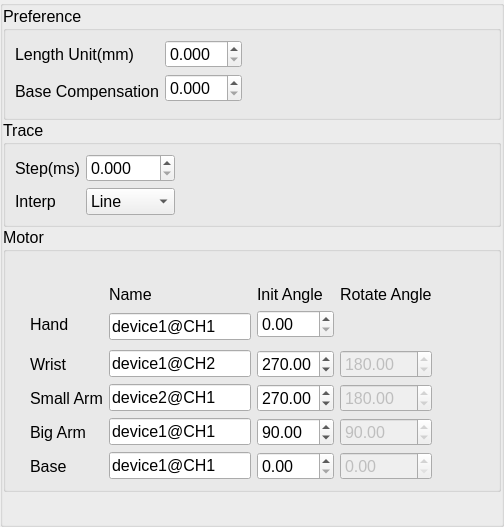
Qt form source/wnd/ui/sinanjupref.ui (ww4u/megarobostudio) before a commit.
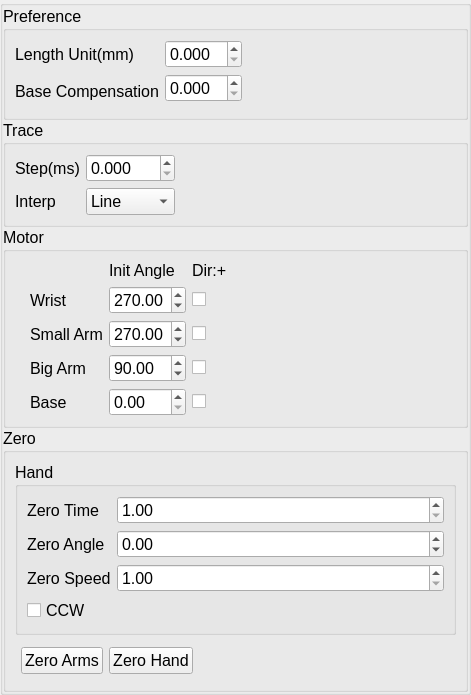
The same form after that commit. Icons and pictures are not drawn.

```diff
--- a/source/wnd/ui/sinanjupref.ui
+++ b/source/wnd/ui/sinanjupref.ui
@@ -6,8 +6,8 @@
    <rect>
     <x>0</x>
     <y>0</y>
-    <width>504</width>
-    <height>527</height>
+    <width>471</width>
+    <height>563</height>
    </rect>
   </property>
   <property name="maximumSize">
@@ -184,93 +184,28 @@
          <string>Motor</string>
         </property>
         <layout class="QGridLayout" name="gridLayout">
-         <item row="8" column="1">
-          <widget class="QLabel" name="label_7">
+         <item row="2" column="4">
+          <widget class="QCheckBox" name="chkInvWrist">
            <property name="text">
-            <string>Base</string>
+            <string/>
            </property>
           </widget>
          </item>
-         <item row="7" column="1">
-          <widget class="QLabel" name="label_6">
+         <item row="0" column="4">
+          <widget class="QLabel" name="label_2">
            <property name="text">
-            <string>Big Arm</string>
+            <string>Dir:+</string>
            </property>
           </widget>
          </item>
-         <item row="8" column="2">
-          <widget class="QLineEdit" name="lineEdit_6">
-           <property name="text">
-            <string>device1@CH1</string>
-           </property>
-          </widget>
-         </item>
-         <item row="3" column="6">
-          <spacer name="horizontalSpacer_2">
-           <property name="orientation">
-            <enum>Qt::Horizontal</enum>
-           </property>
-           <property name="sizeHint" stdset="0">
-            <size>
-             <width>40</width>
-             <height>20</height>
-            </size>
-           </property>
-          </spacer>
-         </item>
-         <item row="3" column="2" rowspan="2">
-          <widget class="QLineEdit" name="lineEdit_2">
-           <property name="toolTip">
-            <string>&lt;html&gt;&lt;head/&gt;&lt;body&gt;&lt;p&gt;devicename@ch_id&lt;/p&gt;&lt;p&gt;devicename: device name set in the device manager&lt;/p&gt;&lt;p&gt;ch_id: ch id, from 1 to the axes count of the device&lt;/p&gt;&lt;/body&gt;&lt;/html&gt;</string>
-           </property>
-           <property name="text">
-            <string>device1@CH1</string>
-           </property>
-          </widget>
-         </item>
-         <item row="1" column="2">
-          <widget class="QLabel" name="label_17">
-           <property name="text">
-            <string>Name</string>
-           </property>
-          </widget>
-         </item>
-         <item row="5" column="2">
-          <widget class="QLineEdit" name="lineEdit_3">
-           <property name="text">
-            <string>device1@CH2</string>
-           </property>
-          </widget>
-         </item>
-         <item row="5" column="1">
+         <item row="2" column="1">
           <widget class="QLabel" name="label_4">
            <property name="text">
             <string>Wrist</string>
            </property>
           </widget>
          </item>
-         <item row="7" column="2">
-          <widget class="QLineEdit" name="lineEdit_5">
-           <property name="text">
-            <string>device1@CH1</string>
-           </property>
-          </widget>
-         </item>
-         <item row="3" column="1">
-          <widget class="QLabel" name="label_3">
-           <property name="text">
-            <string>Hand</string>
-           </property>
-          </widget>
-         </item>
-         <item row="6" column="2">
-          <widget class="QLineEdit" name="lineEdit_4">
-           <property name="text">
-            <string>device2@CH1</string>
-           </property>
-          </widget>
-         </item>
-         <item row="5" column="4">
+         <item row="2" column="3">
           <widget class="QDoubleSpinBox" name="spinAngleWrist">
            <property name="maximum">
             <double>360.000000000000000</double>
@@ -280,31 +215,24 @@
            </property>
           </widget>
          </item>
-         <item row="6" column="1">
+         <item row="3" column="1">
           <widget class="QLabel" name="label_5">
            <property name="text">
             <string>Small Arm</string>
            </property>
           </widget>
          </item>
-         <item row="3" column="4">
-          <widget class="QDoubleSpinBox" name="spinAngleHand">
+         <item row="4" column="3">
+          <widget class="QDoubleSpinBox" name="spinAngleBArm">
            <property name="maximum">
             <double>360.000000000000000</double>
            </property>
-          </widget>
-         </item>
-         <item row="8" column="5">
-          <widget class="QDoubleSpinBox" name="spinRotBase">
-           <property name="enabled">
-            <bool>false</bool>
+           <property name="value">
+            <double>90.000000000000000</double>
            </property>
-           <property name="maximum">
-            <double>360.000000000000000</double>
-           </property>
           </widget>
          </item>
-         <item row="6" column="4">
+         <item row="3" column="3">
           <widget class="QDoubleSpinBox" name="spinAngleSArm">
            <property name="maximum">
             <double>360.000000000000000</double>
@@ -314,137 +242,21 @@
            </property>
           </widget>
          </item>
-         <item row="1" column="5">
-          <widget class="QLabel" name="label_2">
-           <property name="text">
-            <string>Rotate Angle</string>
-           </property>
-          </widget>
-         </item>
-         <item row="1" column="4">
+         <item row="0" column="3">
           <widget class="QLabel" name="label_18">
            <property name="text">
             <string>Init Angle</string>
            </property>
           </widget>
          </item>
-         <item row="7" column="4">
-          <widget class="QDoubleSpinBox" name="spinAngleBArm">
-           <property name="maximum">
-            <double>360.000000000000000</double>
-           </property>
-           <property name="value">
-            <double>90.000000000000000</double>
-           </property>
-          </widget>
-         </item>
-         <item row="7" column="5">
-          <widget class="QDoubleSpinBox" name="spinRotBitArm">
-           <property name="enabled">
-            <bool>false</bool>
-           </property>
-           <property name="maximum">
-            <double>360.000000000000000</double>
-           </property>
-           <property name="value">
-            <double>90.000000000000000</double>
-           </property>
-          </widget>
-         </item>
-         <item row="5" column="5">
-          <widget class="QDoubleSpinBox" name="spinRotWrist">
-           <property name="enabled">
-            <bool>false</bool>
-           </property>
-           <property name="maximum">
-            <double>360.000000000000000</double>
-           </property>
-           <property name="value">
-            <double>180.000000000000000</double>
-           </property>
-          </widget>
-         </item>
-         <item row="6" column="5">
-          <widget class="QDoubleSpinBox" name="spinRotSmallArm">
-           <property name="enabled">
-            <bool>false</bool>
-           </property>
-           <property name="maximum">
-            <double>360.000000000000000</double>
-           </property>
-           <property name="value">
-            <double>180.000000000000000</double>
-           </property>
-          </widget>
-         </item>
-         <item row="8" column="4">
+         <item row="5" column="3">
           <widget class="QDoubleSpinBox" name="spinAngleBase">
            <property name="maximum">
             <double>360.000000000000000</double>
            </property>
           </widget>
          </item>
-         <item row="0" column="4">
-          <widget class="QLabel" name="label_13">
-           <property name="maximumSize">
-            <size>
-             <width>24</width>
-             <height>24</height>
-            </size>
-           </property>
-           <property name="text">
-            <string/>
-           </property>
-           <property name="pixmap">
-            <pixmap resource="../res/res.qrc">:/res/image/icon3/address.png</pixmap>
-           </property>
-           <property name="scaledContents">
-            <bool>true</bool>
-           </property>
-          </widget>
-         </item>
-         <item row="0" column="5">
-          <widget class="QLabel" name="label_14">
-           <property name="maximumSize">
-            <size>
-             <width>24</width>
-             <height>24</height>
-            </size>
-           </property>
-           <property name="text">
-            <string/>
-           </property>
-           <property name="pixmap">
-            <pixmap resource="../res/res.qrc">:/res/image/icon3/other.png</pixmap>
-           </property>
-           <property name="scaledContents">
-            <bool>true</bool>
-           </property>
-           <property name="alignment">
-            <set>Qt::AlignLeading|Qt::AlignLeft|Qt::AlignVCenter</set>
-           </property>
-          </widget>
-         </item>
-         <item row="5" column="0">
-          <widget class="QLabel" name="label_19">
-           <property name="maximumSize">
-            <size>
-             <width>24</width>
-             <height>24</height>
-            </size>
-           </property>
-           <property name="text">
-            <string/>
-           </property>
-           <property name="pixmap">
-            <pixmap resource="../res/res.qrc">:/res/image/joint/kinematic_wrist.png</pixmap>
-           </property>
-           <property name="scaledContents">
-            <bool>true</bool>
-           </property>
-          </widget>
-         </item>
-         <item row="6" column="0">
+         <item row="3" column="0">
           <widget class="QLabel" name="label_20">
            <property name="maximumSize">
             <size>
@@ -463,8 +275,8 @@
            </property>
           </widget>
          </item>
-         <item row="7" column="0">
-          <widget class="QLabel" name="label_21">
+         <item row="2" column="0">
+          <widget class="QLabel" name="label_19">
            <property name="maximumSize">
             <size>
              <width>24</width>
@@ -482,7 +294,7 @@
            </property>
           </widget>
          </item>
-         <item row="8" column="0">
+         <item row="5" column="0">
           <widget class="QLabel" name="label_22">
            <property name="maximumSize">
             <size>
@@ -501,8 +313,8 @@
            </property>
           </widget>
          </item>
-         <item row="3" column="0">
-          <widget class="QLabel" name="label_23">
+         <item row="4" column="0">
+          <widget class="QLabel" name="label_21">
            <property name="maximumSize">
             <size>
              <width>24</width>
@@ -519,6 +331,176 @@
             <bool>true</bool>
            </property>
           </widget>
+         </item>
+         <item row="5" column="1">
+          <widget class="QLabel" name="label_7">
+           <property name="text">
+            <string>Base</string>
+           </property>
+          </widget>
+         </item>
+         <item row="4" column="1">
+          <widget class="QLabel" name="label_6">
+           <property name="text">
+            <string>Big Arm</string>
+           </property>
+          </widget>
+         </item>
+         <item row="5" column="4">
+          <widget class="QCheckBox" name="chkInvBase">
+           <property name="text">
+            <string/>
+           </property>
+          </widget>
+         </item>
+         <item row="4" column="4">
+          <widget class="QCheckBox" name="chkInvBA">
+           <property name="text">
+            <string/>
+           </property>
+          </widget>
+         </item>
+         <item row="3" column="4">
+          <widget class="QCheckBox" name="chkInvSA">
+           <property name="text">
+            <string/>
+           </property>
+          </widget>
+         </item>
+         <item row="2" column="5">
+          <spacer name="horizontalSpacer_2">
+           <property name="orientation">
+            <enum>Qt::Horizontal</enum>
+           </property>
+           <property name="sizeHint" stdset="0">
+            <size>
+             <width>40</width>
+             <height>20</height>
+            </size>
+           </property>
+          </spacer>
+         </item>
+        </layout>
+       </widget>
+      </item>
+      <item>
+       <widget class="QGroupBox" name="groupBox_3">
+        <property name="title">
+         <string>Zero</string>
+        </property>
+        <layout class="QFormLayout" name="formLayout_2">
+         <item row="1" column="0" colspan="2">
+          <widget class="QGroupBox" name="groupBox_7">
+           <property name="title">
+            <string>Hand</string>
+           </property>
+           <layout class="QFormLayout" name="formLayout">
+            <item row="1" column="0">
+             <widget class="QLabel" name="label_3">
+              <property name="text">
+               <string>Zero Time</string>
+              </property>
+             </widget>
+            </item>
+            <item row="1" column="1">
+             <widget class="QDoubleSpinBox" name="spinZeroTime">
+              <property name="minimum">
+               <double>1.000000000000000</double>
+              </property>
+             </widget>
+            </item>
+            <item row="3" column="0">
+             <widget class="QLabel" name="label_8">
+              <property name="text">
+               <string>Zero Speed</string>
+              </property>
+             </widget>
+            </item>
+            <item row="3" column="1">
+             <widget class="QDoubleSpinBox" name="spinZeroSpeed">
+              <property name="minimum">
+               <double>1.000000000000000</double>
+              </property>
+              <property name="maximum">
+               <double>10.000000000000000</double>
+              </property>
+             </widget>
+            </item>
+            <item row="2" column="0">
+             <widget class="QLabel" name="label_9">
+              <property name="text">
+               <string>Zero Angle</string>
+              </property>
+             </widget>
+            </item>
+            <item row="2" column="1">
+             <widget class="QDoubleSpinBox" name="spinZeroAngle">
+              <property name="minimum">
+               <double>-360.000000000000000</double>
+              </property>
+              <property name="maximum">
+               <double>360.000000000000000</double>
+              </property>
+             </widget>
+            </item>
+            <item row="4" column="0">
+             <widget class="QCheckBox" name="chkHandZeroCcw">
+              <property name="text">
+               <string>CCW</string>
+              </property>
+             </widget>
+            </item>
+           </layout>
+          </widget>
+         </item>
+         <item row="2" column="0" colspan="2">
+          <layout class="QHBoxLayout" name="horizontalLayout">
+           <property name="leftMargin">
+            <number>6</number>
+           </property>
+           <property name="topMargin">
+            <number>6</number>
+           </property>
+           <property name="rightMargin">
+            <number>6</number>
+           </property>
+           <property name="bottomMargin">
+            <number>6</number>
+           </property>
+           <item>
+            <widget class="QPushButton" name="btnGoZero">
+             <property name="text">
+              <string>Zero Arms</string>
+             </property>
+            </widget>
+           </item>
+           <item>
+            <widget class="QPushButton" name="btnZeroHand">
+             <property name="maximumSize">
+              <size>
+               <width>150</width>
+               <height>16777215</height>
+              </size>
+             </property>
+             <property name="text">
+              <string>Zero Hand</string>
+             </property>
+            </widget>
+           </item>
+           <item>
+            <spacer name="horizontalSpacer_3">
+             <property name="orientation">
+              <enum>Qt::Horizontal</enum>
+             </property>
+             <property name="sizeHint" stdset="0">
+              <size>
+               <width>40</width>
+               <height>20</height>
+              </size>
+             </property>
+            </spacer>
+           </item>
+          </layout>
          </item>
         </layout>
        </widget>
```
Left out of the diff: 4 changed lines with no effect on the pictures.
